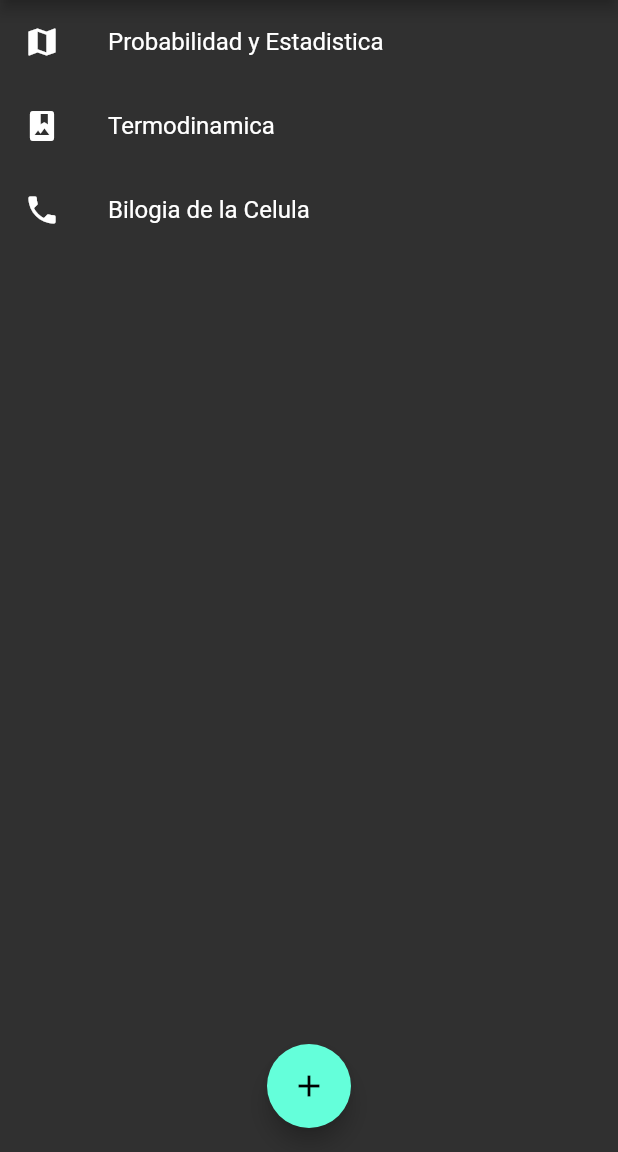
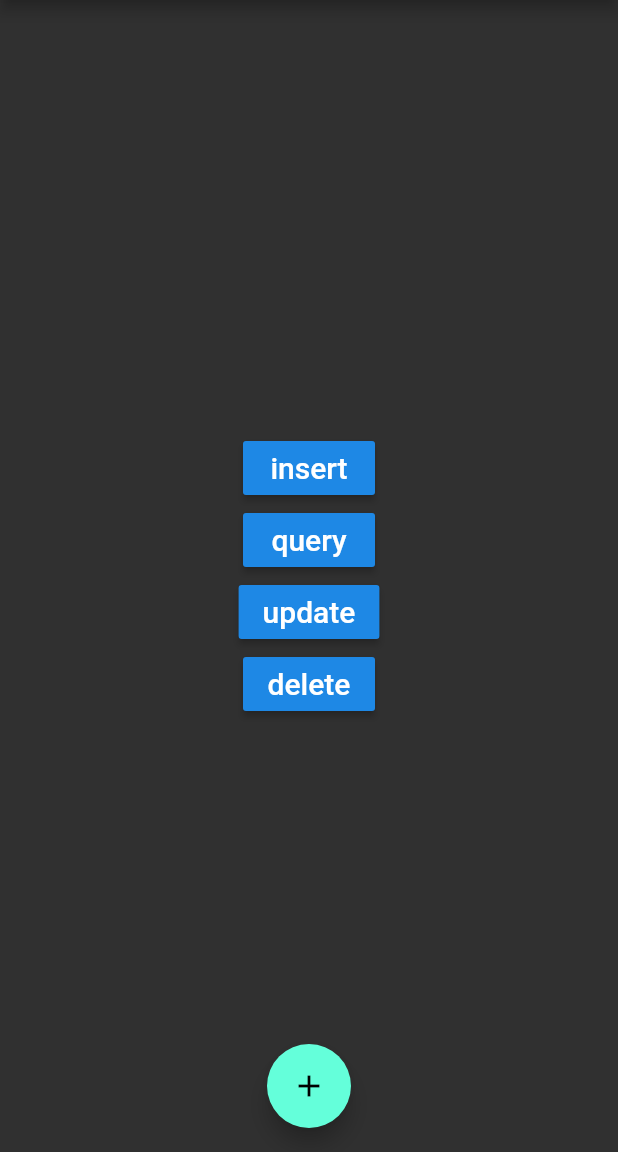
Before and after one commit to sebaav12/Infinity-Proyect-Flutter, a Flutter app: the screen it shows after launch, on a phone screen of 412 x 824 dp, the part 84-1236 px from its top. Run offline on Flutter 3.47's test engine with Material 2 defaults, Android fonts, the phone set to English and light mode, and no system bars; our stand-ins replace percent_indicator, sqflite; accounts and stored records are empty.

```diff
--- a/lib/pages/course_page.dart
+++ b/lib/pages/course_page.dart
@@ -1,5 +1,6 @@
 import 'package:flutter/material.dart';
 import 'package:infinity/provider/db_provider.dart';
+
 import 'package:infinity/provider/ui_provider.dart';
 import 'package:infinity/pages/cronometro_page.dart';
 import 'package:infinity/pages/data_course_page.dart';
@@ -26,7 +27,7 @@ class _CoursePageBody extends StatelessWidget {
     final uiProvider = Provider.of<UiProvider>(context);
     final currentIndex = uiProvider.selectedMenuOpt;
 
-    DBProvider.db.database;
+    DatabaseHelper.instance.database;
 
     switch (currentIndex) {
       case 0:
--- a/lib/pages/home_page.dart
+++ b/lib/pages/home_page.dart
@@ -1,7 +1,13 @@
 import 'package:flutter/material.dart';
+import 'package:infinity/provider/db_provider.dart';
+
+// change `flutter_database` to whatever your project name is
 
 class HomePage extends StatelessWidget {
   final estiloTexto = new TextStyle(fontSize: 25);
+
+  final dbHelper = DatabaseHelper.instance;
+
   @override
 
   // Context le permite saber a la pagina en que apagina se encuentra
@@ -18,7 +24,47 @@ class HomePage extends StatelessWidget {
 
         // Body
         body: Center(
-          child: _lista(context),
+          child: Column(
+            mainAxisAlignment: MainAxisAlignment.center,
+            children: <Widget>[
+              RaisedButton(
+                child: Text(
+                  'insert',
+                  style: TextStyle(fontSize: 20),
+                ),
+                onPressed: () {
+                  _insert();
+                },
+              ),
+              RaisedButton(
+                child: Text(
+                  'query',
+                  style: TextStyle(fontSize: 20),
+                ),
+                onPressed: () {
+                  _query();
+                },
+              ),
+              RaisedButton(
+                child: Text(
+                  'update',
+                  style: TextStyle(fontSize: 20),
+                ),
+                onPressed: () {
+                  _update();
+                },
+              ),
+              RaisedButton(
+                child: Text(
+                  'delete',
+                  style: TextStyle(fontSize: 20),
+                ),
+                onPressed: () {
+                  _delete();
+                },
+              ),
+            ],
+          ),
         ),
 
         // Boton para agregar cursos
@@ -63,4 +109,41 @@ class HomePage extends StatelessWidget {
       ],
     );
   }
+
+  // Button onPressed methods
+
+  void _insert() async {
+    DatabaseHelper.instance.database;
+    // row to insert
+    Map<String, dynamic> row = {
+      DatabaseHelper.columnName: 'Bob',
+      DatabaseHelper.columnAge: 23
+    };
+    final id = await dbHelper.insert(row);
+    print('inserted row id: $id');
+  }
+
+  void _query() async {
+    final allRows = await dbHelper.queryAllRows();
+    print('query all rows:');
+    allRows.forEach((row) => print(row));
+  }
+
+  void _update() async {
+    // row to update
+    Map<String, dynamic> row = {
+      DatabaseHelper.columnId: 1,
+      DatabaseHelper.columnName: 'Mary',
+      DatabaseHelper.columnAge: 32
+    };
+    final rowsAffected = await dbHelper.update(row);
+    print('updated $rowsAffected row(s)');
+  }
+
+  void _delete() async {
+    // Assuming that the number of rows is the id for the last row.
+    final id = await dbHelper.queryRowCount();
+    final rowsDeleted = await dbHelper.delete(id);
+    print('deleted $rowsDeleted row(s): row $id');
+  }
 }
--- a/lib/pages/new_course.dart
+++ b/lib/pages/new_course.dart
@@ -1,4 +1,6 @@
 import "package:flutter/material.dart";
+import 'package:infinity/provider/db_provider.dart';
+import 'package:sqflite/sqflite.dart';
 
 class NewCourse extends StatefulWidget {
   @override
@@ -11,6 +13,8 @@ class _NewCourseState extends State<NewCourse> {
 
   @override
   Widget build(BuildContext context) {
+    DatabaseHelper.instance.database;
+
     return Scaffold(
       appBar: AppBar(
         title: Text("Nuevo curso"),
--- a/lib/provider/db_provider.dart
+++ b/lib/provider/db_provider.dart
@@ -5,36 +5,89 @@ import 'package:path/path.dart';
 import 'package:path_provider/path_provider.dart';
 import 'package:sqflite/sqflite.dart';
 
-class DBProvider {
+class DatabaseHelper {
+  static final _databaseName = "MyDatabase.db";
+  static final _databaseVersion = 1;
+
+  static final table = 'my_table';
+
+  static final columnId = '_id';
+  static final columnName = 'name';
+  static final columnAge = 'age';
+
+  // make this a singleton class
+  DatabaseHelper._privateConstructor();
+  static final DatabaseHelper instance = DatabaseHelper._privateConstructor();
+
+  // only have a single app-wide reference to the database
   static Database _database;
-  static final DBProvider db = DBProvider._();
-  DBProvider._();
-
   Future<Database> get database async {
     if (_database != null) return _database;
-
-    _database = await initDB();
+    // lazily instantiate the db the first time it is accessed
+    _database = await initDatabase();
     return _database;
   }
 
-  // Creamos la BDD
+  // this opens the database (and creates it if it doesn't exist)
+  initDatabase() async {
+    Directory documentsDirectory = await getApplicationDocumentsDirectory();
+    String path = join(documentsDirectory.path, _databaseName);
 
-  Future<Database> initDB() async {
-    Directory documentsDirectory = await getApplicationDocumentsDirectory();
-    final path = join(documentsDirectory.path, 'CoursesDB.db');
-    print(path);
+    print(documentsDirectory.path);
 
-    // Cada vez que se hagan cambios a la BDD se debe aumentar en una unidad la version
+    // Create a database
+    return await openDatabase(path,
+        version: _databaseVersion, onCreate: onCreate);
+  }
 
-    return await openDatabase(path, version: 1, onOpen: (db) {},
-        onCreate: (Database db, int version) async {
-      await db.execute('''
-        CREATE TABLE COURSES(
-          id INTEGER PRIMARY KEY,
-          name TEXT,
-          description TEXT
-        )
-        ''');
-    });
+  // SQL code to create the database table
+  Future onCreate(Database db, int version) async {
+    await db.execute('''
+          CREATE TABLE $table (
+            $columnId INTEGER PRIMARY KEY,
+            $columnName TEXT NOT NULL,
+            $columnAge INTEGER NOT NULL
+          )
+          ''');
+  }
+
+  // Helper methods
+
+  // Inserts a row in the database where each key in the Map is a column name
+  // and the value is the column value. The return value is the id of the
+  // inserted row.
+  Future<int> insert(Map<String, dynamic> row) async {
+    Database db = await instance.database;
+    return await db.insert(table, row);
+  }
+
+  // All of the rows are returned as a list of maps, where each map is
+  // a key-value list of columns.
+  Future<List<Map<String, dynamic>>> queryAllRows() async {
+    Database db = await instance.database;
+    return await db.query(table);
+  }
+
+  // All of the methods (insert, query, update, delete) can also be done using
+  // raw SQL commands. This method uses a raw query to give the row count.
+  Future<int> queryRowCount() async {
+    Database db = await instance.database;
+    return Sqflite.firstIntValue(
+        await db.rawQuery('SELECT COUNT(*) FROM $table'));
+  }
+
+  // We are assuming here that the id column in the map is set. The other
+  // column values will be used to update the row.
+  Future<int> update(Map<String, dynamic> row) async {
+    Database db = await instance.database;
+    int id = row[columnId];
+    return await db.update(table, row, where: '$columnId = ?', whereArgs: [id]);
+  }
+
+  // Deletes the row specified by the id. The number of affected rows is
+  // returned. This should be 1 as long as the row exists.
+  Future<int> delete(int id) async {
+    Database db = await instance.database;
+    return await db.delete(table, where: '$columnId = ?', whereArgs: [id]);
   }
 }
```
